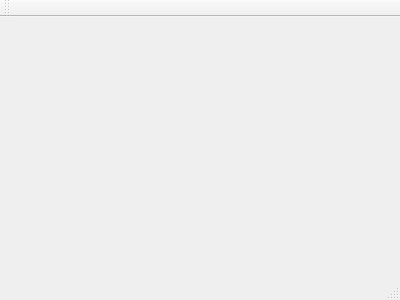
moz6go/DFManager, file mainwindow.ui: the form before one commit.
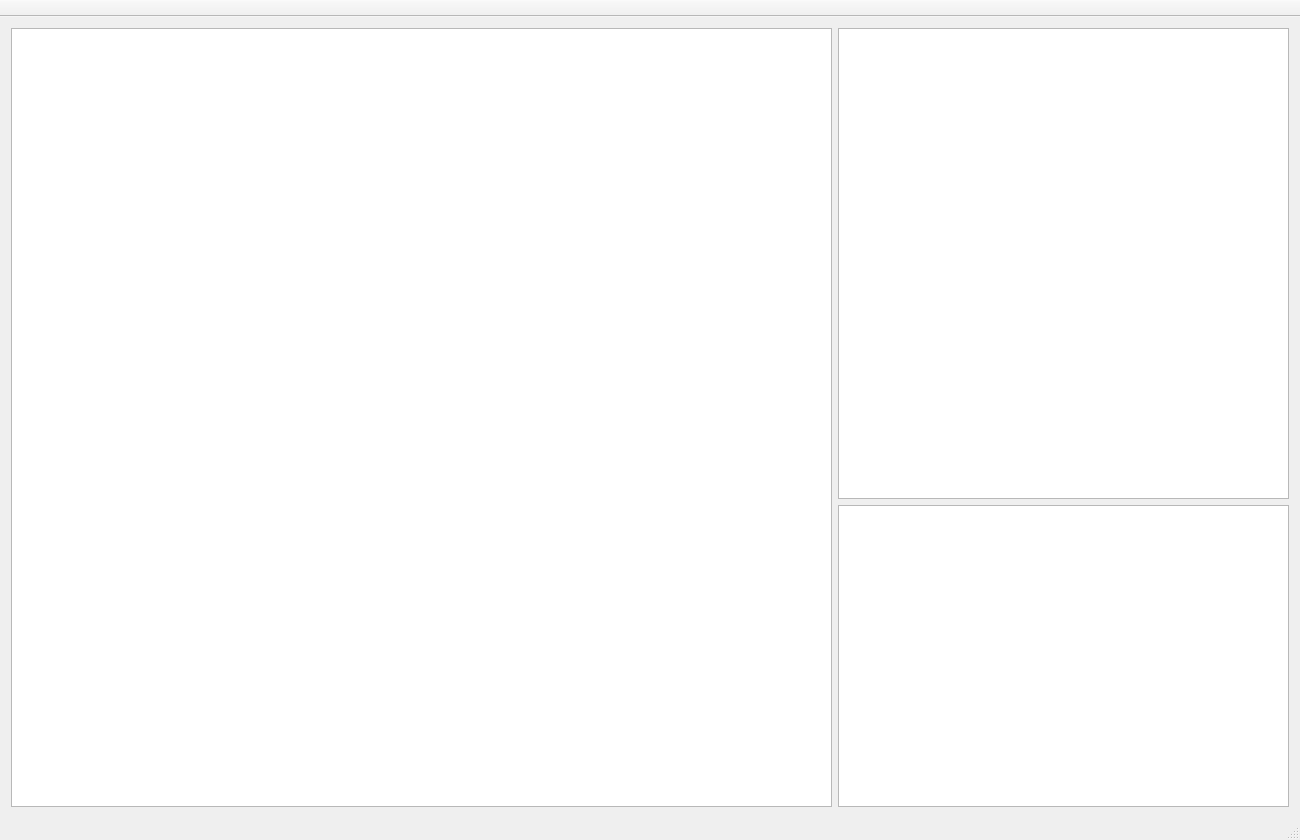
The form after the commit. Icons and pictures are not drawn.

```diff
--- a/mainwindow.ui
+++ b/mainwindow.ui
@@ -1,24 +1,109 @@
 <ui version="4.0">
  <class>MainWindow</class>
- <widget class="QMainWindow" name="MainWindow" >
-  <property name="geometry" >
+ <widget class="QMainWindow" name="MainWindow">
+  <property name="geometry">
    <rect>
     <x>0</x>
     <y>0</y>
-    <width>400</width>
-    <height>300</height>
+    <width>1300</width>
+    <height>840</height>
    </rect>
   </property>
-  <property name="windowTitle" >
-   <string>MainWindow</string>
+  <property name="minimumSize">
+   <size>
+    <width>1300</width>
+    <height>840</height>
+   </size>
   </property>
-  <widget class="QMenuBar" name="menuBar" />
-  <widget class="QToolBar" name="mainToolBar" />
-  <widget class="QWidget" name="centralWidget" />
-  <widget class="QStatusBar" name="statusBar" />
+  <property name="font">
+   <font>
+    <family>Comic Sans MS</family>
+   </font>
+  </property>
+  <property name="windowTitle">
+   <string>DFManager</string>
+  </property>
+  <property name="windowIcon">
+   <iconset resource="icons.qrc">
+    <normaloff>:/icons/main_icon.png</normaloff>:/icons/main_icon.png</iconset>
+  </property>
+  <widget class="QWidget" name="centralWidget">
+   <property name="minimumSize">
+    <size>
+     <width>0</width>
+     <height>0</height>
+    </size>
+   </property>
+   <layout class="QHBoxLayout" name="horizontalLayout">
+    <item>
+     <widget class="QTableWidget" name="mainTbl"/>
+    </item>
+    <item>
+     <layout class="QVBoxLayout" name="verticalLayout">
+      <item>
+       <widget class="QTreeView" name="fileSystemTree">
+        <property name="sizePolicy">
+         <sizepolicy hsizetype="Fixed" vsizetype="Fixed">
+          <horstretch>0</horstretch>
+          <verstretch>0</verstretch>
+         </sizepolicy>
+        </property>
+        <property name="minimumSize">
+         <size>
+          <width>451</width>
+          <height>471</height>
+         </size>
+        </property>
+       </widget>
+      </item>
+      <item>
+       <widget class="QTableWidget" name="objInfoTbl">
+        <property name="sizePolicy">
+         <sizepolicy hsizetype="Fixed" vsizetype="Expanding">
+          <horstretch>0</horstretch>
+          <verstretch>0</verstretch>
+         </sizepolicy>
+        </property>
+        <property name="minimumSize">
+         <size>
+          <width>451</width>
+          <height>0</height>
+         </size>
+        </property>
+       </widget>
+      </item>
+     </layout>
+    </item>
+   </layout>
+  </widget>
+  <widget class="QToolBar" name="toolBar">
+   <property name="minimumSize">
+    <size>
+     <width>0</width>
+     <height>0</height>
+    </size>
+   </property>
+   <property name="movable">
+    <bool>false</bool>
+   </property>
+   <property name="iconSize">
+    <size>
+     <width>32</width>
+     <height>32</height>
+    </size>
+   </property>
+   <attribute name="toolBarArea">
+    <enum>TopToolBarArea</enum>
+   </attribute>
+   <attribute name="toolBarBreak">
+    <bool>false</bool>
+   </attribute>
+  </widget>
+  <widget class="QStatusBar" name="statusBar"/>
  </widget>
- <layoutDefault spacing="6" margin="11" />
- <pixmapfunction></pixmapfunction>
- <resources/>
+ <layoutdefault spacing="6" margin="11"/>
+ <resources>
+  <include location="icons.qrc"/>
+ </resources>
  <connections/>
 </ui>
```
Left out of the diff: 1 changed line with no effect on the pictures.
